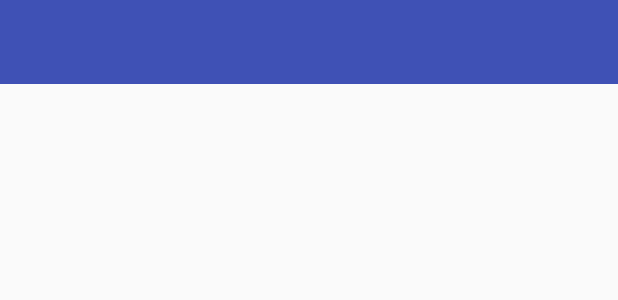
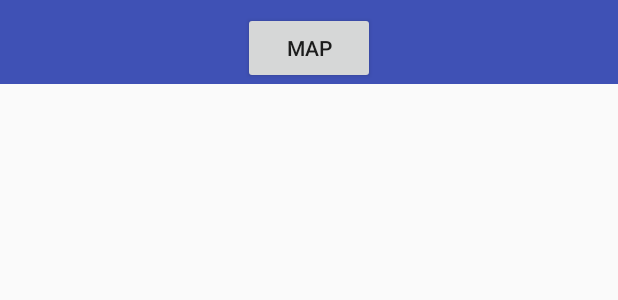
Before and after one commit to melihmutlu/BiGezsek-Android, an Android app: the layout activity_main.xml on its own in the app's theme, with its tools: preview values and no code run, on a phone screen of 412 x 824 dp. Shown: the top 300 px of the screen. Run offline under Robolectric (Android 15) with nearby library versions, the phone set to English and light mode, and no system bars.

```diff
--- a/app/build.gradle
+++ b/app/build.gradle
@@ -26,6 +26,7 @@ android {
     }
 }
 
+
 dependencies {
     compile fileTree(dir: 'libs', include: ['*.jar'])
     androidTestCompile('com.android.support.test.espresso:espresso-core:2.2.2', {
@@ -40,7 +41,7 @@ dependencies {
     compile 'com.google.code.gson:gson:2.7'
     compile 'de.hdodenhof:circleimageview:2.1.0'
     compile 'com.android.volley:volley:1.0.0'
-    testCompile 'junit:junit:4.12'
     compile 'com.google.android.gms:play-services:10.2.1'
     compile 'com.miguelcatalan:materialsearchview:1.4.0'
+    testCompile 'junit:junit:4.12'
 }
--- a/app/src/main/res/layout/activity_main.xml
+++ b/app/src/main/res/layout/activity_main.xml
@@ -13,4 +13,13 @@
             android:layout_height="?attr/actionBarSize"
             android:background="?attr/colorPrimary"/>
 
+        <Button
+            android:layout_width="wrap_content"
+            android:layout_height="wrap_content"
+            android:text="MAP"
+            android:layout_alignBottom="@id/toolbar"
+            android:id="@+id/placepicker"
+            android:layout_centerVertical="true"
+            android:layout_centerHorizontal="true"/>
+
 </RelativeLayout>
```
Also changed, not shown: app/src/main/AndroidManifest.xml (+14 -7 lines), app/src/main/java/com/hackathon/getir/bigezsek/MainActivity.java (+25 -1 lines), app/src/main/java/com/hackathon/getir/bigezsek/NearbyMapActivity.java (added, +45 -0 lines), app/src/main/res/layout/activity_nearby_map.xml (added, +11 -0 lines), 22 other files.
